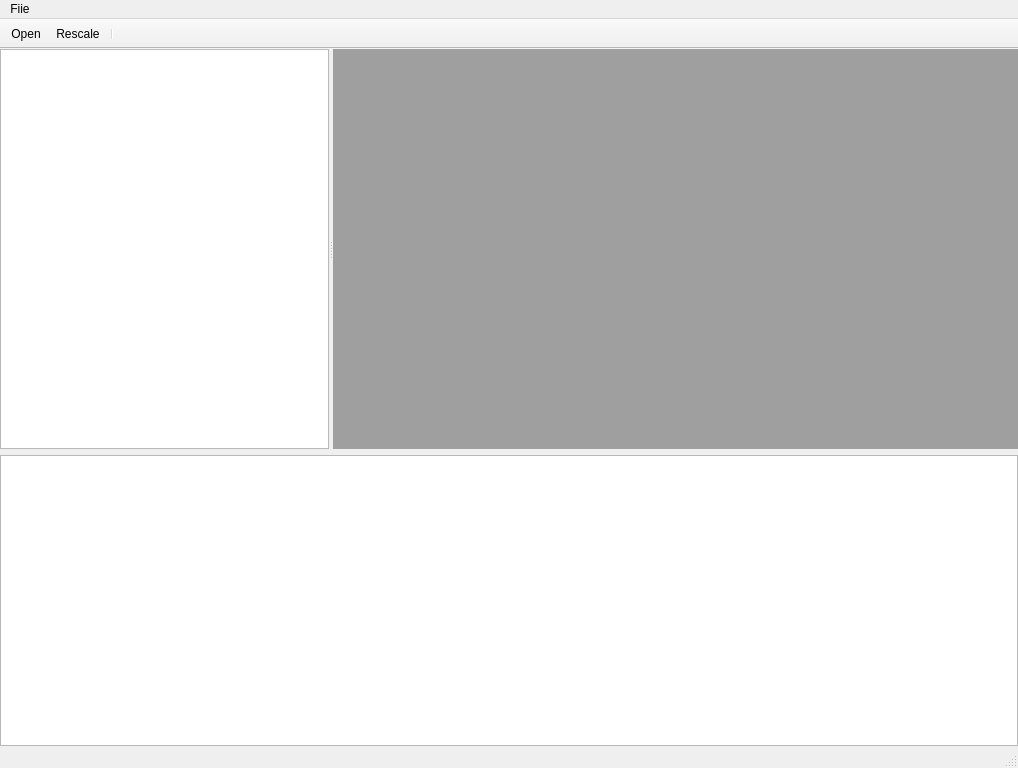
Above: ImageViewer/imageviewer.ui from Julia-KAERI/QTExamples before the change. Below: the same form after it.
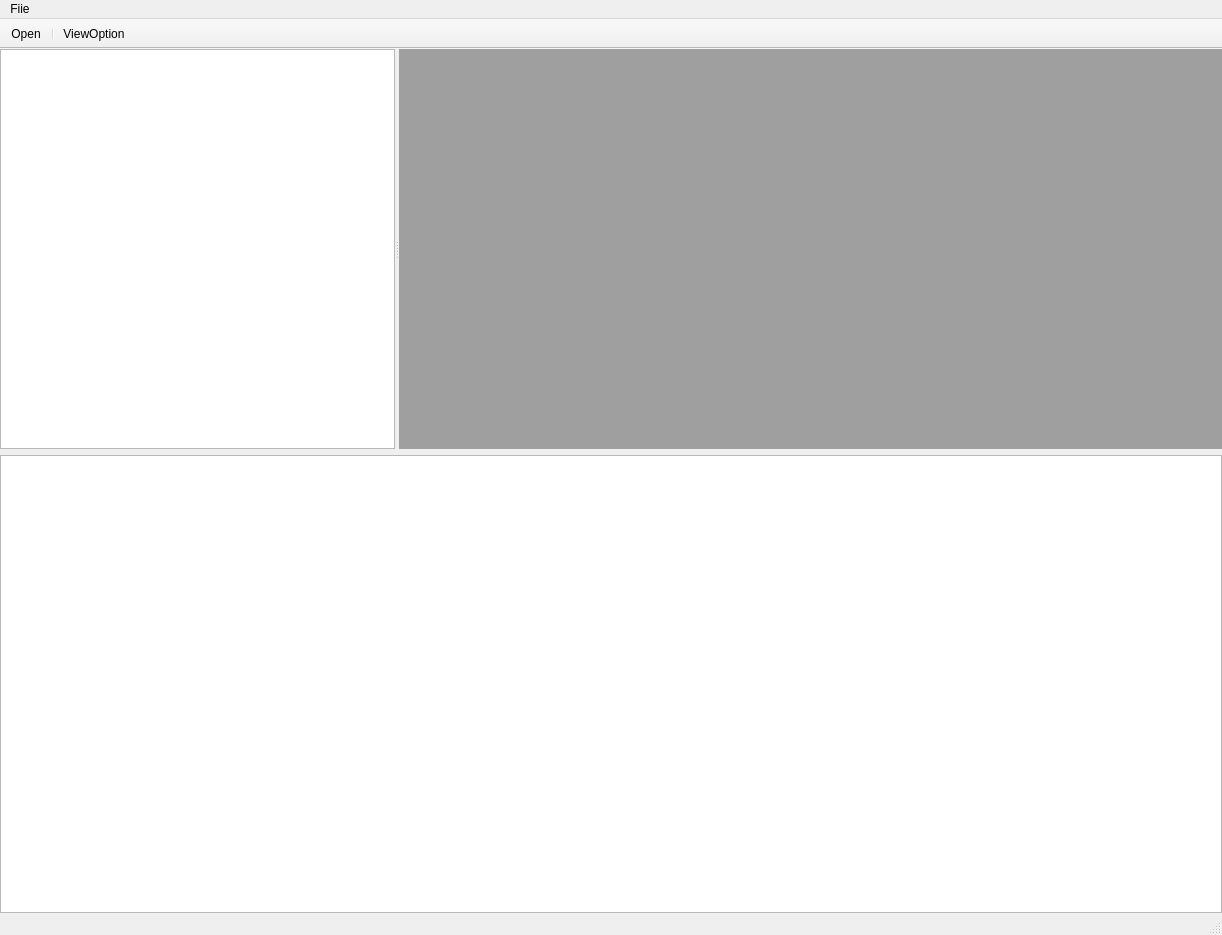
That is the form after the change. Icons and pictures are not drawn.

```diff
--- a/ImageViewer/imageviewer.ui
+++ b/ImageViewer/imageviewer.ui
@@ -6,8 +6,8 @@
    <rect>
     <x>0</x>
     <y>0</y>
-    <width>1018</width>
-    <height>768</height>
+    <width>1222</width>
+    <height>935</height>
    </rect>
   </property>
   <property name="windowTitle">
@@ -38,7 +38,16 @@
       <widget class="QWidget" name="horizontalLayoutWidget">
        <layout class="QHBoxLayout" name="horizontalLayout">
         <item>
-         <widget class="QListWidget" name="listWidget"/>
+         <widget class="QListWidget" name="listWidget">
+          <property name="font">
+           <font>
+            <family>D2Coding</family>
+           </font>
+          </property>
+          <property name="alternatingRowColors">
+           <bool>true</bool>
+          </property>
+         </widget>
         </item>
        </layout>
       </widget>
@@ -73,8 +82,8 @@
                 <rect>
                  <x>0</x>
                  <y>0</y>
-                 <width>257</width>
-                 <height>190</height>
+                 <width>561</width>
+                 <height>419</height>
                 </rect>
                </property>
                <layout class="QVBoxLayout" name="verticalLayout_4">
@@ -110,7 +119,13 @@
      </widget>
     </item>
     <item>
-     <widget class="QPlainTextEdit" name="plainTextEdit"/>
+     <widget class="QPlainTextEdit" name="plainTextEdit">
+      <property name="font">
+       <font>
+        <family>D2Coding</family>
+       </font>
+      </property>
+     </widget>
     </item>
    </layout>
   </widget>
@@ -119,7 +134,7 @@
     <rect>
      <x>0</x>
      <y>0</y>
-     <width>1018</width>
+     <width>1222</width>
      <height>24</height>
     </rect>
    </property>
@@ -129,6 +144,7 @@
     </property>
     <addaction name="actionOpen"/>
     <addaction name="separator"/>
+    <addaction name="actionViewOption"/>
    </widget>
    <addaction name="menuOpen"/>
   </widget>
@@ -156,8 +172,8 @@
     <bool>false</bool>
    </attribute>
    <addaction name="actionOpen"/>
-   <addaction name="actionRescale"/>
    <addaction name="separator"/>
+   <addaction name="actionViewOption"/>
   </widget>
   <action name="actionOpen">
    <property name="icon">
@@ -173,15 +189,12 @@
     <bool>true</bool>
    </property>
   </action>
-  <action name="actionRescale">
+  <action name="actionViewOption">
    <property name="icon">
     <iconset theme="QIcon::ThemeIcon::EditFind"/>
    </property>
    <property name="text">
-    <string>Rescale</string>
-   </property>
-   <property name="menuRole">
-    <enum>QAction::MenuRole::TextHeuristicRole</enum>
+    <string>ViewOption</string>
    </property>
   </action>
  </widget>
```
